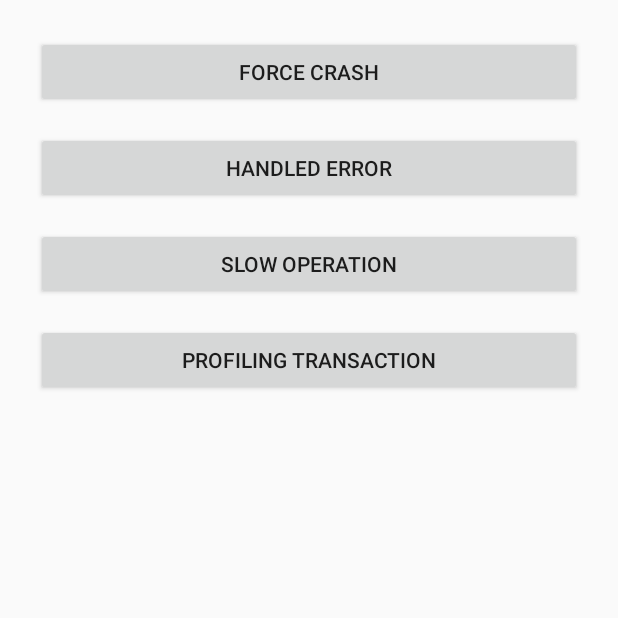
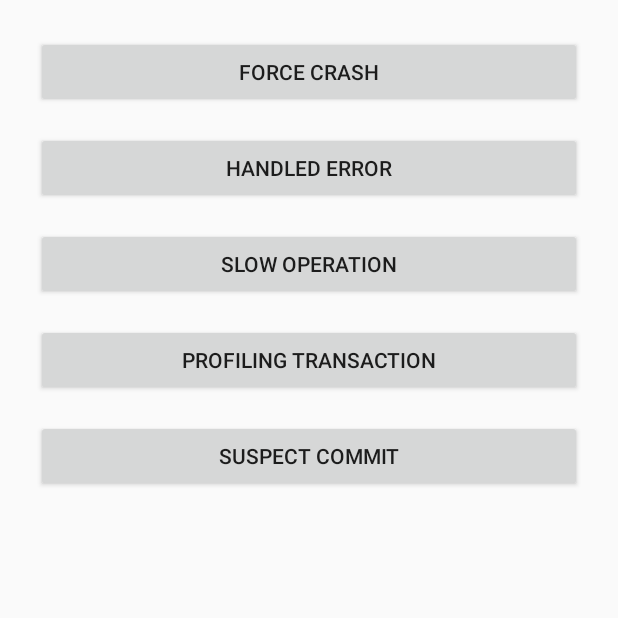
Before and after one commit to ogle-ngeorge/SentryTestFork, an Android app built with Jetpack Compose: the screen it shows after launch (MainActivity), on a phone screen of 412 x 824 dp, the top half of it. Run offline under Robolectric (Android 15) with nearby library versions, the phone set to English and light mode, and no system bars; libraries missing offline, so code that uses them is left out: io.sentry, io.sentry.android, io.sentry.protocol; 4 statements that could not run were skipped.

Commit message:
Suspect Commit

```diff
--- a/app/src/main/java/com/example/sentrytestapp/MainActivity.kt
+++ b/app/src/main/java/com/example/sentrytestapp/MainActivity.kt
@@ -27,33 +27,12 @@ class MainActivity : ComponentActivity() {
     override fun onCreate(savedInstanceState: Bundle?) {
         super.onCreate(savedInstanceState)
         setContentView(R.layout.activity_main)
-        // waiting for view to draw to better represent a captured error with a screenshot
-//        findViewById<android.view.View>(android.R.id.content).viewTreeObserver.addOnGlobalLayoutListener {
-//          try {
-//            throw Exception("This app uses Sentry! :)")
-//          } catch (e: Exception) {
-//            Sentry.captureException(e)
-//          }
-//        }
-//
-//        enableEdgeToEdge()
-//        setContent {
-//            SentryTestAppTheme {
-//                Scaffold(modifier = Modifier.fillMaxSize()) { innerPadding ->
-//                    Greeting(
-//                        name = "Android",
-//                        modifier = Modifier.padding(innerPadding)
-//                    )
-//                }
-//            }
-//        }
-
-
 
         val crashBtn = findViewById<Button>(R.id.btnCrash)
         val errorBtn = findViewById<Button>(R.id.btnHandledError)
         val slowBtn = findViewById<Button>(R.id.btnSlowFunction)
         val profilingBtn = findViewById<Button>(R.id.btnTransaction)
+        val suspectCommitBtn = findViewById<Button>(R.id.btnSuspectCommit)
 
         // Crash Button
         crashBtn.setOnClickListener {
@@ -109,6 +88,11 @@ class MainActivity : ComponentActivity() {
 //            }
         }
 
+
+        suspectCommitBtn.setOnClickListener {
+            throw IllegalArgumentException("I am a suspect commit")
+        }
+
         // Set user info
         val user = User().apply {
             username = "test_user"
--- a/app/src/main/res/layout/activity_main.xml
+++ b/app/src/main/res/layout/activity_main.xml
@@ -31,4 +31,11 @@
         android:layout_height="wrap_content"
         android:layout_marginTop="16dp" />
 
+    <Button
+        android:id="@+id/btnSuspectCommit"
+        android:text="Suspect Commit"
+        android:layout_width="match_parent"
+        android:layout_height="wrap_content"
+        android:layout_marginTop="16dp" />
+
 </LinearLayout>
```
